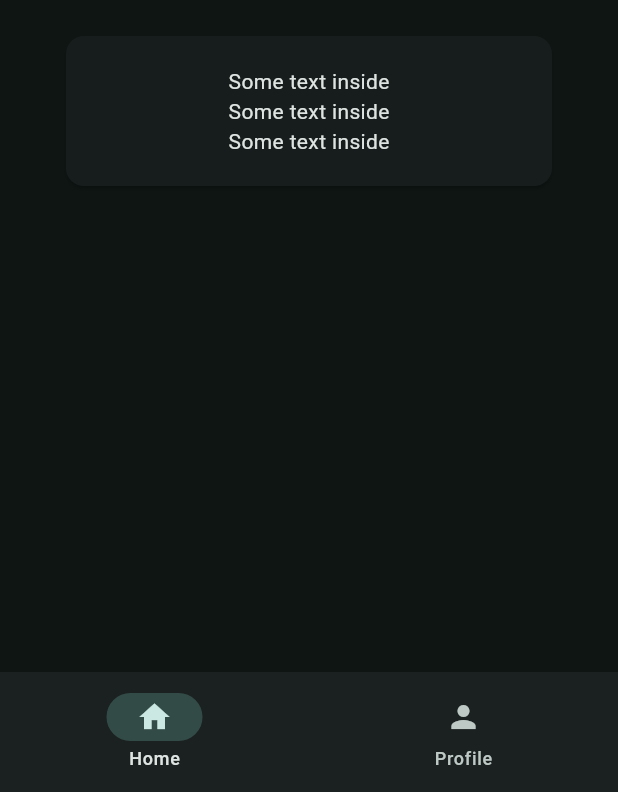
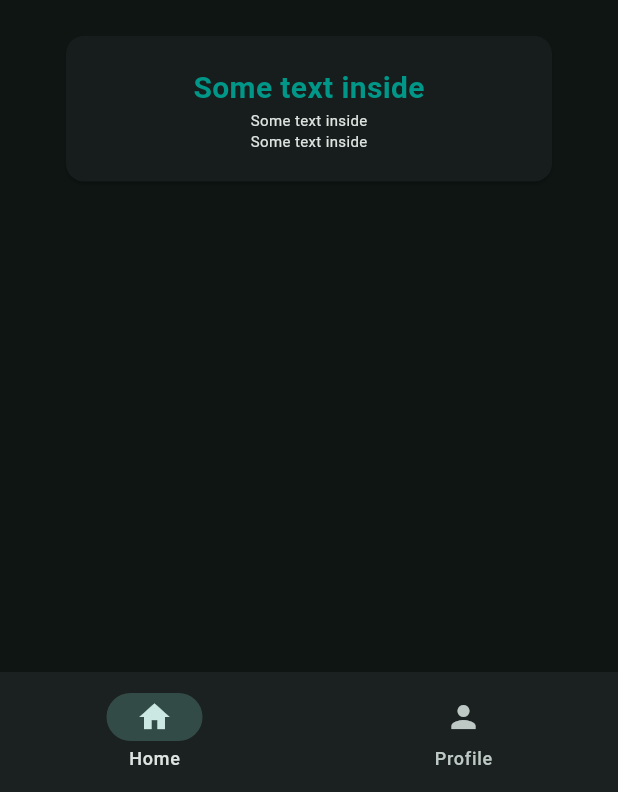
Before and after one commit to slammax/flutter_widgets_learning, a Flutter app: the WidgetsTree screen opened directly, on a phone screen of 412 x 824 dp, the part 444-1236 px from its top. Run offline on Flutter 3.47's test engine with Material 3 defaults, Android fonts, the phone set to English and light mode, and no system bars.

Commit message:
text style

```diff
--- /dev/null
+++ b/lib/data/contants.dart
@@ -0,0 +1,11 @@
+import 'package:flutter/material.dart';
+
+class KTextStyle {
+  static const TextStyle titleTealText = TextStyle(
+    color: Colors.teal,
+    fontSize: 20,
+    fontWeight: FontWeight.bold,
+  );
+
+  static const TextStyle descriptionText = TextStyle(fontSize: 10);
+}
--- a/lib/views/pages/home_page.dart
+++ b/lib/views/pages/home_page.dart
@@ -1,4 +1,5 @@
 import 'package:flutter/material.dart';
+import 'package:flutter_widgets/data/contants.dart';
 import 'package:flutter_widgets/views/widgets/hero_widget.dart';
 
 class HomePage extends StatelessWidget {
@@ -30,9 +31,18 @@
                     padding: EdgeInsets.all(20),
                     child: Column(
                       children: [
-                        Text('Some text inside'),
-                        Text('Some text inside'),
-                        Text('Some text inside'),
+                        Text(
+                          'Some text inside',
+                          style: KTextStyle.titleTealText,
+                        ),
+                        Text(
+                          'Some text inside',
+                          style: KTextStyle.descriptionText,
+                        ),
+                        Text(
+                          'Some text inside',
+                          style: KTextStyle.descriptionText,
+                        ),
                       ],
                     ),
                   ),
```
